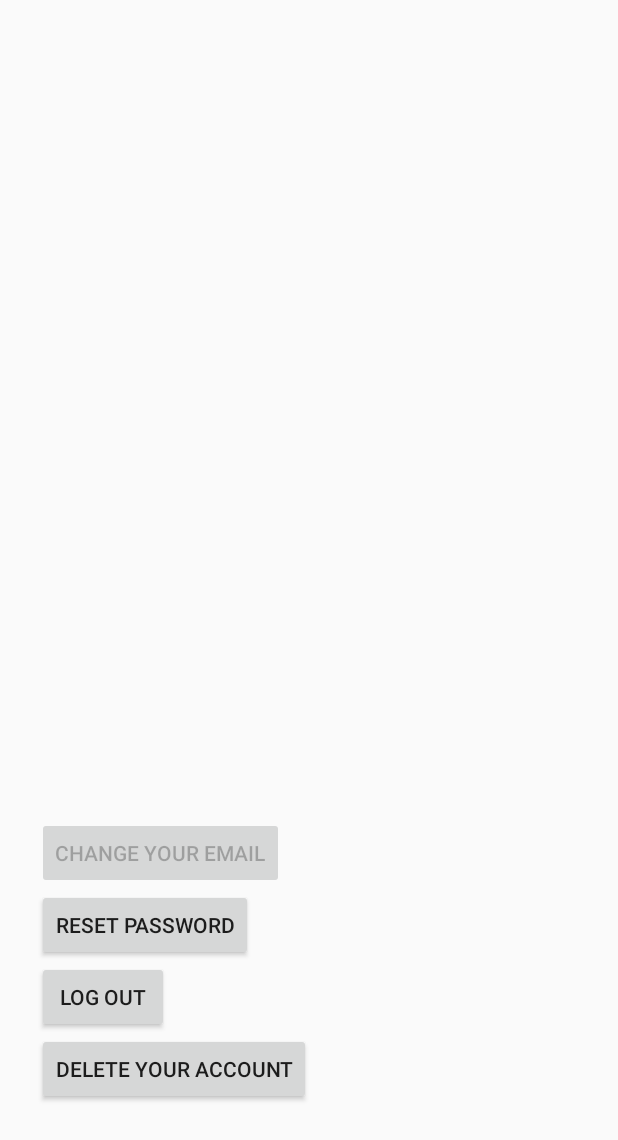
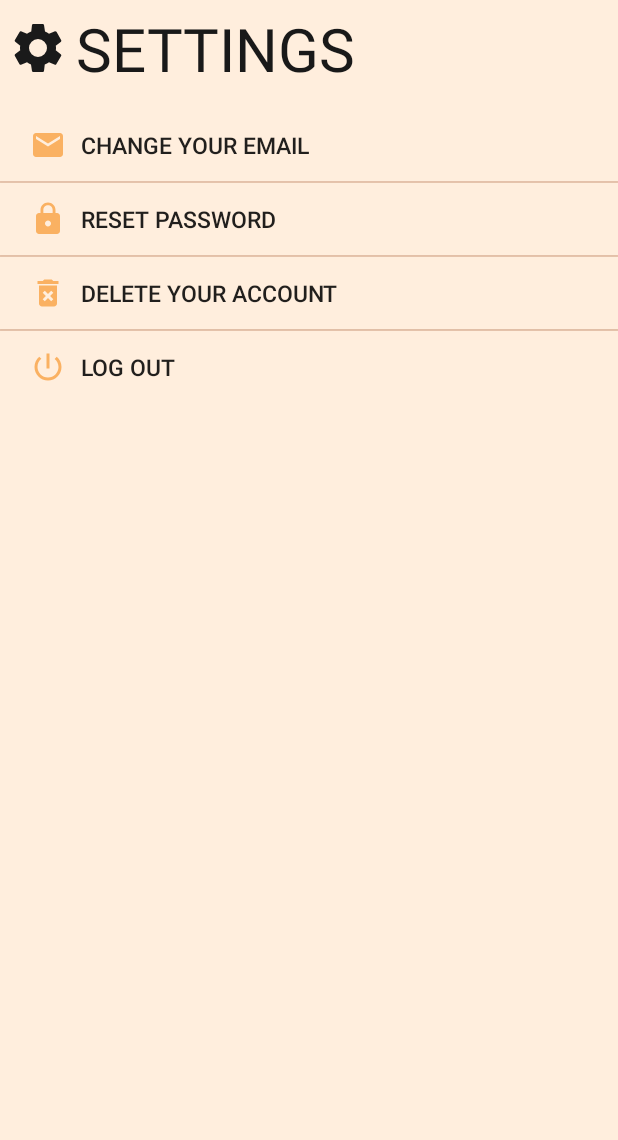
Before and after one commit to Luzkan/MemeMate, an Android app: the SettingsActivity screen opened directly, with no data from a screen before it, on a phone screen of 412 x 824 dp. Shown: the top 1140 px of the screen. Run offline under Robolectric (Android 15) with nearby library versions, the phone set to English and light mode, and no system bars; our stand-ins replace Firebase (no records; nobody signed in at launch, a user with empty details on screens opened directly).

Commit message:
settings panel layout big update

```diff
--- a/app/src/main/java/com/codecrew/mememate/activity/MainActivity.kt
+++ b/app/src/main/java/com/codecrew/mememate/activity/MainActivity.kt
@@ -10,7 +10,6 @@ import android.support.v4.app.FragmentTransaction
 import android.support.v7.app.AppCompatActivity
 import android.view.MotionEvent
 import android.view.inputmethod.InputMethodManager
-import android.widget.TextView
 import com.codecrew.mememate.R
 import com.codecrew.mememate.database.models.MemeModel
 import com.codecrew.mememate.fragment.AddMemeFragment
@@ -53,23 +52,33 @@ class MainActivity : AppCompatActivity() {
     private val onNavigationItemSelectedListener = BottomNavigationView.OnNavigationItemSelectedListener { item ->
         when (item.itemId) {
             R.id.navigation_top -> {
+                if (currentPanel != 1) {
                     displayTop()
                     return@OnNavigationItemSelectedListener true
                 }
+            }
             R.id.navigation_matches -> {
+                if (currentPanel != 2) {
                     return@OnNavigationItemSelectedListener true
                 }
+            }
             R.id.navigation_main -> {
+                if (currentPanel != 3) {
                     displayBrowsing()
                     return@OnNavigationItemSelectedListener true
                 }
+            }
             R.id.navigation_add -> {
+                if (currentPanel != 4) {
                     displayAddMeme()
                     return@OnNavigationItemSelectedListener true
                 }
+            }
             R.id.navigation_profile -> {
+                if (currentPanel != 5) {
                     displayProfile()
                     return@OnNavigationItemSelectedListener true
+                }
             }
         }
         false
--- a/app/src/main/java/com/codecrew/mememate/activity/SettingsActivity.kt
+++ b/app/src/main/java/com/codecrew/mememate/activity/SettingsActivity.kt
@@ -2,9 +2,11 @@ package com.codecrew.mememate.activity
 
 import android.app.AlertDialog
 import android.content.Intent
+import android.graphics.Color
 import android.os.Bundle
 import android.support.v7.app.AppCompatActivity
 import android.util.Log
+import android.view.MotionEvent
 import android.view.View
 import android.widget.Toast
 import com.codecrew.mememate.R
@@ -38,7 +40,7 @@ class SettingsActivity : AppCompatActivity() {
 
     // (PR) Sends an email with password reset link.
     fun passwordReset(view: View) {
-        password_reset_button.isEnabled = false
+//        password_reset_button.isEnabled = false
         val auth = FirebaseAuth.getInstance()
         auth.currentUser?.email?.also { userEmail ->
             auth.sendPasswordResetEmail(userEmail)
@@ -46,11 +48,11 @@ class SettingsActivity : AppCompatActivity() {
                     if (task.isSuccessful) {
                         Toast.makeText(this, "Email sent.", Toast.LENGTH_SHORT).show()
                         Log.d("SETTINGS", "Email sent.")
-                        password_reset_button.isEnabled = true
+//                        password_reset_button.isEnabled = true
                     } else {
                         Toast.makeText(this, "Something went wrong.", Toast.LENGTH_SHORT).show()
                         Log.d("SETTINGS", "Email sending error.")
-                        password_reset_button.isEnabled = true
+//                        password_reset_button.isEnabled = true
                     }
                 }
         }
@@ -58,7 +60,8 @@ class SettingsActivity : AppCompatActivity() {
 
     // (PR) Deleting user
     fun deleteUser(view: View) {
-        delete_account_button.isEnabled = false
+        println("CLICK")
+//        delete_account_button.isEnabled = false
 
         val alertDialog = this.let { settingsActivity ->
             val builder = AlertDialog.Builder(settingsActivity)
@@ -79,13 +82,13 @@ class SettingsActivity : AppCompatActivity() {
                             } else {
                                 Log.d("SETTINGS", "User account deletion error.")
                                 Toast.makeText(this.context, "Something went wrong.", Toast.LENGTH_SHORT).show()
-                                delete_account_button.isEnabled = true
+//                                delete_account_button.isEnabled = true
                             }
                         }
                 }
                 setNegativeButton(R.string.no) { _, _ ->
                     // User cancelled the dialog
-                    delete_account_button.isEnabled = true
+//                    delete_account_button.isEnabled = true
                 }
             }
             builder.setMessage("Are you sure? This operation cannot be rewind!")
@@ -120,4 +123,5 @@ class SettingsActivity : AppCompatActivity() {
                 Log.d("SETTINGS", "User deleted from Users collection.")
             }
     }
+
 }
--- /dev/null
+++ b/app/src/main/res/drawable/ic_delete_forever_24dp.xml
@@ -0,0 +1,5 @@
+<vector android:height="24dp" android:tint="#FAB162"
+    android:viewportHeight="24.0" android:viewportWidth="24.0"
+    android:width="24dp" xmlns:android="http://schemas.android.com/apk/res/android">
+    <path android:fillColor="#FF000000" android:pathData="M6,19c0,1.1 0.9,2 2,2h8c1.1,0 2,-0.9 2,-2L18,7L6,7v12zM8.46,11.88l1.41,-1.41L12,12.59l2.12,-2.12 1.41,1.41L13.41,14l2.12,2.12 -1.41,1.41L12,15.41l-2.12,2.12 -1.41,-1.41L10.59,14l-2.13,-2.12zM15.5,4l-1,-1h-5l-1,1L5,4v2h14L19,4z"/>
+</vector>
--- /dev/null
+++ b/app/src/main/res/drawable/ic_power_24dp.xml
@@ -0,0 +1,5 @@
+<vector android:height="24dp" android:tint="#FAB162"
+    android:viewportHeight="24.0" android:viewportWidth="24.0"
+    android:width="24dp" xmlns:android="http://schemas.android.com/apk/res/android">
+    <path android:fillColor="#FF000000" android:pathData="M13,3h-2v10h2L13,3zM17.83,5.17l-1.42,1.42C17.99,7.86 19,9.81 19,12c0,3.87 -3.13,7 -7,7s-7,-3.13 -7,-7c0,-2.19 1.01,-4.14 2.58,-5.42L6.17,5.17C4.23,6.82 3,9.26 3,12c0,4.97 4.03,9 9,9s9,-4.03 9,-9c0,-2.74 -1.23,-5.18 -3.17,-6.83z"/>
+</vector>
--- /dev/null
+++ b/app/src/main/res/drawable/ic_settings_black_40dp.xml
@@ -0,0 +1,5 @@
+<vector android:height="40dp" android:tint="#1A1A1A"
+    android:viewportHeight="24" android:viewportWidth="24"
+    android:width="40dp" xmlns:android="http://schemas.android.com/apk/res/android">
+    <path android:fillColor="#FF000000" android:pathData="M19.1,12.9a2.8,2.8 0,0 0,0.1 -0.9,2.8 2.8,0 0,0 -0.1,-0.9l2.1,-1.6a0.7,0.7 0,0 0,0.1 -0.6L19.4,5.5a0.7,0.7 0,0 0,-0.6 -0.2l-2.4,1a6.5,6.5 0,0 0,-1.6 -0.9l-0.4,-2.6a0.5,0.5 0,0 0,-0.5 -0.4H10.1a0.5,0.5 0,0 0,-0.5 0.4L9.3,5.4a5.6,5.6 0,0 0,-1.7 0.9l-2.4,-1a0.4,0.4 0,0 0,-0.5 0.2l-2,3.4c-0.1,0.2 0,0.4 0.2,0.6l2,1.6a2.8,2.8 0,0 0,-0.1 0.9,2.8 2.8,0 0,0 0.1,0.9L2.8,14.5a0.7,0.7 0,0 0,-0.1 0.6l1.9,3.4a0.7,0.7 0,0 0,0.6 0.2l2.4,-1a6.5,6.5 0,0 0,1.6 0.9l0.4,2.6a0.5,0.5 0,0 0,0.5 0.4h3.8a0.5,0.5 0,0 0,0.5 -0.4l0.3,-2.6a5.6,5.6 0,0 0,1.7 -0.9l2.4,1a0.4,0.4 0,0 0,0.5 -0.2l2,-3.4c0.1,-0.2 0,-0.4 -0.2,-0.6ZM12,15.6A3.6,3.6 0,1 1,15.6 12,3.6 3.6,0 0,1 12,15.6Z"/>
+</vector>
--- a/app/src/main/res/layout/activity_settings.xml
+++ b/app/src/main/res/layout/activity_settings.xml
@@ -4,53 +4,107 @@
     xmlns:tools="http://schemas.android.com/tools"
     android:layout_width="match_parent"
     android:layout_height="match_parent"
+    android:background="@color/papayawhip"
     tools:context="com.codecrew.mememate.activity.SettingsActivity">
+
+    <TextView
+        android:id="@+id/textView6"
+        android:layout_width="match_parent"
+        android:layout_height="wrap_content"
+        android:drawableStart="@drawable/ic_settings_black_40dp"
+        android:drawablePadding="5dp"
+        android:padding="5dp"
+        android:text="SETTINGS"
+        android:textColor="@color/colorTextAlter"
+        android:textSize="40sp"
+        app:layout_constraintTop_toTopOf="parent" />
 
     <ScrollView
         android:id="@+id/scrollView2"
-        android:layout_width="394dp"
-        android:layout_height="680dp"
+        android:layout_width="0dp"
+        android:layout_height="0dp"
+        android:layout_marginTop="8dp"
         app:layout_constraintBottom_toBottomOf="parent"
         app:layout_constraintEnd_toEndOf="parent"
-        app:layout_constraintHorizontal_bias="0.5"
+        app:layout_constraintHorizontal_bias="0.47"
         app:layout_constraintStart_toStartOf="parent"
-        app:layout_constraintTop_toTopOf="parent">
+        app:layout_constraintTop_toBottomOf="@+id/textView6">
 
         <LinearLayout
             android:layout_width="match_parent"
             android:layout_height="wrap_content"
-            android:layout_gravity="bottom"
-            android:orientation="vertical"
-            android:padding="15dp">
+            android:orientation="vertical">
 
             <Button
-                android:id="@+id/email_change_button"
-                android:layout_width="wrap_content"
+                android:id="@+id/button4"
+                android:layout_width="match_parent"
                 android:layout_height="wrap_content"
+                android:background="@color/papayawhip"
+                android:drawableStart="@drawable/ic_email_24dp"
+                android:drawablePadding="10dp"
                 android:onClick="changeEmail"
-                android:text="@string/change_your_email"
-                android:enabled="false"/>
+                android:paddingStart="20dp"
+                android:text="Change your email"
+                android:textAlignment="viewStart"
+                android:textSize="15sp" />
+
+            <View
+                android:id="@+id/divider"
+                android:layout_width="match_parent"
+                android:layout_height="1dp"
+                android:background="@color/peachpuff" />
 
             <Button
-                android:id="@+id/password_reset_button"
-                android:layout_width="wrap_content"
+                android:id="@+id/button5"
+                android:layout_width="match_parent"
                 android:layout_height="wrap_content"
+                android:background="@color/papayawhip"
+                android:drawableStart="@drawable/ic_lock_24dp"
+                android:drawablePadding="10dp"
                 android:onClick="passwordReset"
-                android:text="@string/reset_password" />
+                android:paddingStart="20dp"
+                android:text="Reset password"
+                android:textAlignment="viewStart"
+                android:textSize="15sp" />
+
+            <View
+                android:id="@+id/divider2"
+                android:layout_width="match_parent"
+                android:layout_height="1dp"
+                android:background="@color/peachpuff" />
 
             <Button
-                android:id="@+id/logout_button"
-                android:layout_width="wrap_content"
+                android:id="@+id/button6"
+                android:layout_width="match_parent"
                 android:layout_height="wrap_content"
-                android:onClick="logout"
-                android:text="@string/log_out" />
+                android:background="@color/papayawhip"
+                android:drawableStart="@drawable/ic_delete_forever_24dp"
+                android:drawablePadding="10dp"
+                android:onClick="deleteUser"
+                android:paddingStart="20dp"
+                android:text="Delete your account"
+                android:textAlignment="viewStart"
+                android:textSize="15sp" />
+
+            <View
+                android:id="@+id/divider3"
+                android:layout_width="match_parent"
+                android:layout_height="1dp"
+                android:background="@color/peachpuff" />
 
             <Button
-                android:id="@+id/delete_account_button"
-                android:layout_width="wrap_content"
+                android:id="@+id/button7"
+                android:layout_width="match_parent"
                 android:layout_height="wrap_content"
-                android:onClick="deleteUser"
-                android:text="@string/delete_your_account" />
+                android:background="@color/papayawhip"
+                android:drawableStart="@drawable/ic_power_24dp"
+                android:drawablePadding="10dp"
+                android:onClick="logout"
+                android:paddingStart="20dp"
+                android:text="Log out"
+                android:textAlignment="viewStart"
+                android:textSize="15sp" />
+
         </LinearLayout>
     </ScrollView>
 
```
Lines whose indentation alone changed are shown as unchanged.
